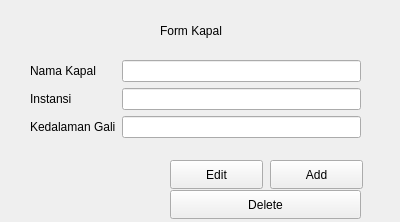
Qt form formkapal.ui (Yadija/tugas_visual_2) before a commit.
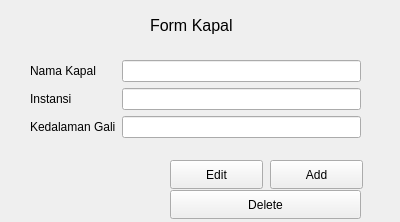
The same form after that commit.

Patch:
```diff
--- a/formkapal.ui
+++ b/formkapal.ui
@@ -97,12 +97,17 @@
   <widget class="QLabel" name="label">
    <property name="geometry">
     <rect>
-     <x>160</x>
-     <y>20</y>
-     <width>121</width>
-     <height>21</height>
+     <x>150</x>
+     <y>10</y>
+     <width>101</width>
+     <height>31</height>
     </rect>
    </property>
+   <property name="font">
+    <font>
+     <pointsize>12</pointsize>
+    </font>
+   </property>
    <property name="text">
     <string>Form Kapal</string>
    </property>
```
